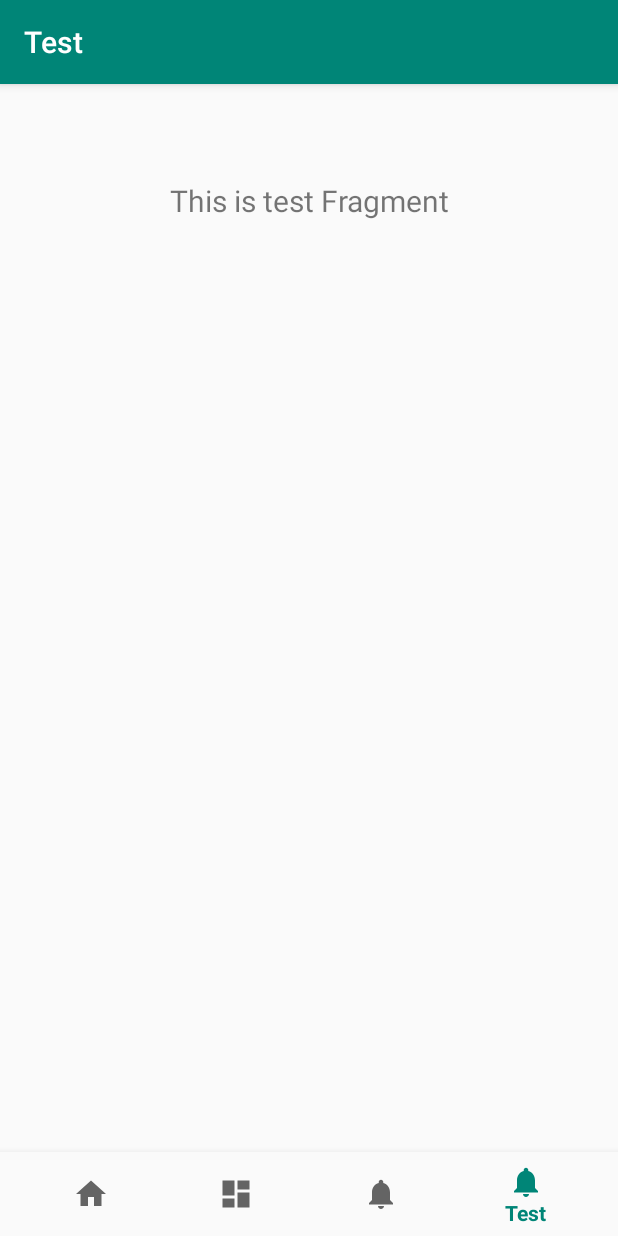
After one commit to ChrisJWest/MedHacks_JupiterHope, an Android app: the TestFragment screen opened through its navigation route, on a phone screen of 412 x 824 dp. The commit adds this screen. Run offline under Robolectric (Android 15) with nearby library versions, the phone set to English and light mode, and no system bars; our stand-ins replace navigation-ui.

Commit message:
Added extra navbar element, working on new icon

```diff
--- a/app/src/main/java/com/example/medhacks/MainActivity.kt
+++ b/app/src/main/java/com/example/medhacks/MainActivity.kt
@@ -20,7 +20,7 @@ class MainActivity : AppCompatActivity() {
         // menu should be considered as top level destinations.
         val appBarConfiguration = AppBarConfiguration(
             setOf(
-                R.id.navigation_home, R.id.navigation_dashboard, R.id.navigation_notifications
+                R.id.navigation_home, R.id.navigation_dashboard, R.id.navigation_notifications, R.id.navigation_test
             )
         )
         setupActionBarWithNavController(navController, appBarConfiguration)
--- /dev/null
+++ b/app/src/main/java/com/example/medhacks/ui/test/TestFragment.kt
@@ -0,0 +1,31 @@
+package com.example.medhacks.ui.test
+
+import android.os.Bundle
+import android.view.LayoutInflater
+import android.view.View
+import android.view.ViewGroup
+import android.widget.TextView
+import android.support.v4.app.Fragment
+import android.arch.lifecycle.Observer
+import android.arch.lifecycle.ViewModelProviders
+import com.example.medhacks.R
+
+class TestFragment : Fragment() {
+
+    private lateinit var testViewModel: TestViewModel
+
+    override fun onCreateView(
+        inflater: LayoutInflater,
+        container: ViewGroup?,
+        savedInstanceState: Bundle?
+    ): View? {
+        testViewModel =
+            ViewModelProviders.of(this).get(TestViewModel::class.java)
+        val root = inflater.inflate(R.layout.fragment_test, container, false)
+        val textView: TextView = root.findViewById(R.id.text_test)
+        testViewModel.text.observe(this, Observer {
+            textView.text = it
+        })
+        return root
+    }
+}
--- /dev/null
+++ b/app/src/main/java/com/example/medhacks/ui/test/TestViewModel.kt
@@ -0,0 +1,13 @@
+package com.example.medhacks.ui.test
+
+import android.arch.lifecycle.LiveData
+import android.arch.lifecycle.MutableLiveData
+import android.arch.lifecycle.ViewModel
+
+class TestViewModel : ViewModel() {
+
+    private val _text = MutableLiveData<String>().apply {
+        value = "This is test Fragment"
+    }
+    val text: LiveData<String> = _text
+}
--- /dev/null
+++ b/app/src/main/res/layout/fragment_test.xml
@@ -0,0 +1,19 @@
+<?xml version="1.0" encoding="utf-8"?>
+<android.support.constraint.ConstraintLayout xmlns:android="http://schemas.android.com/apk/res/android"
+    xmlns:app="http://schemas.android.com/apk/res-auto"
+    android:layout_width="match_parent"
+    android:layout_height="match_parent">
+
+    <TextView
+        android:id="@+id/text_test"
+        android:layout_width="match_parent"
+        android:layout_height="wrap_content"
+        android:layout_marginStart="8dp"
+        android:layout_marginTop="8dp"
+        android:layout_marginEnd="8dp"
+        android:textAlignment="center"
+        android:textSize="20sp"
+        app:layout_constraintEnd_toEndOf="parent"
+        app:layout_constraintStart_toStartOf="parent"
+        app:layout_constraintTop_toTopOf="parent" />
+</android.support.constraint.ConstraintLayout>
--- a/app/src/main/res/menu/bottom_nav_menu.xml
+++ b/app/src/main/res/menu/bottom_nav_menu.xml
@@ -16,4 +16,10 @@
         android:icon="@drawable/ic_notifications_black_24dp"
         android:title="@string/title_notifications" />
 
+
+    <item
+        android:id="@+id/navigation_test"
+        android:icon="@drawable/ic_notifications_black_24dp"
+        android:title="@string/title_test" />
+
 </menu>
--- a/app/src/main/res/navigation/mobile_navigation.xml
+++ b/app/src/main/res/navigation/mobile_navigation.xml
@@ -22,4 +22,12 @@
         android:name="com.example.medhacks.ui.notifications.NotificationsFragment"
         android:label="@string/title_notifications"
         tools:layout="@layout/fragment_notifications" />
+
+    <fragment
+        android:id="@+id/navigation_test"
+        android:name="com.example.medhacks.ui.test.TestFragment"
+        android:label="@string/title_test"
+        tools:layout="@layout/fragment_test" />
+
+
 </navigation>
--- a/app/src/main/res/values/strings.xml
+++ b/app/src/main/res/values/strings.xml
@@ -3,4 +3,5 @@
     <string name="title_home">Home</string>
     <string name="title_dashboard">Dashboard</string>
     <string name="title_notifications">Notifications</string>
+    <string name="title_test">Test</string>
 </resources>
```
